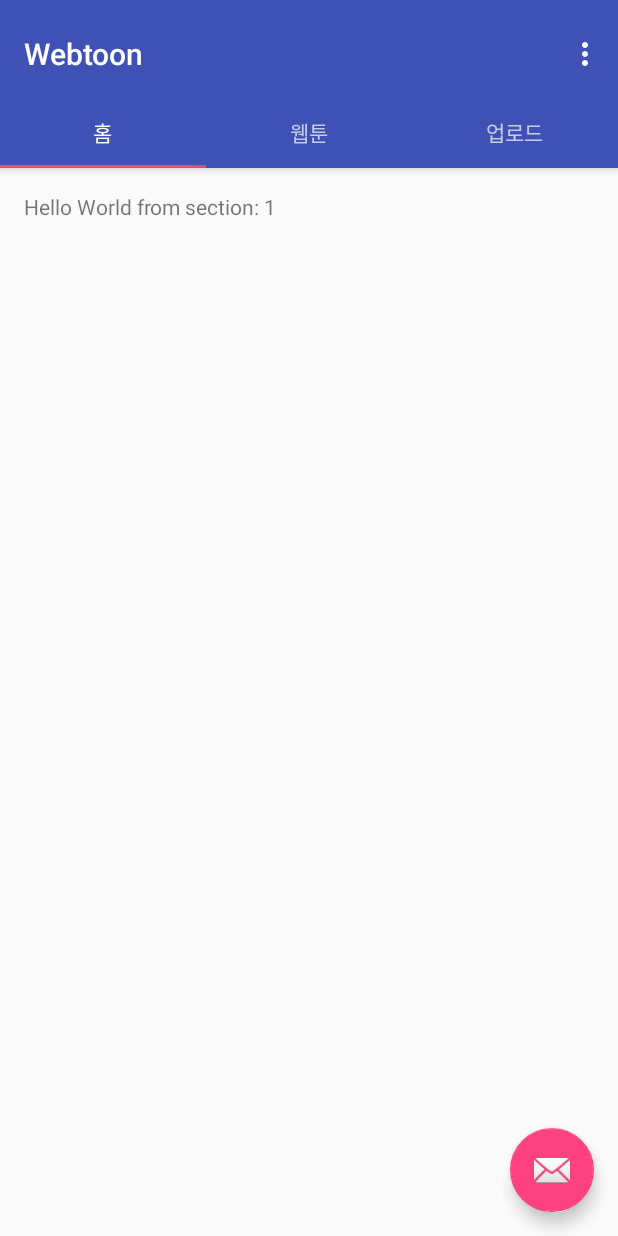
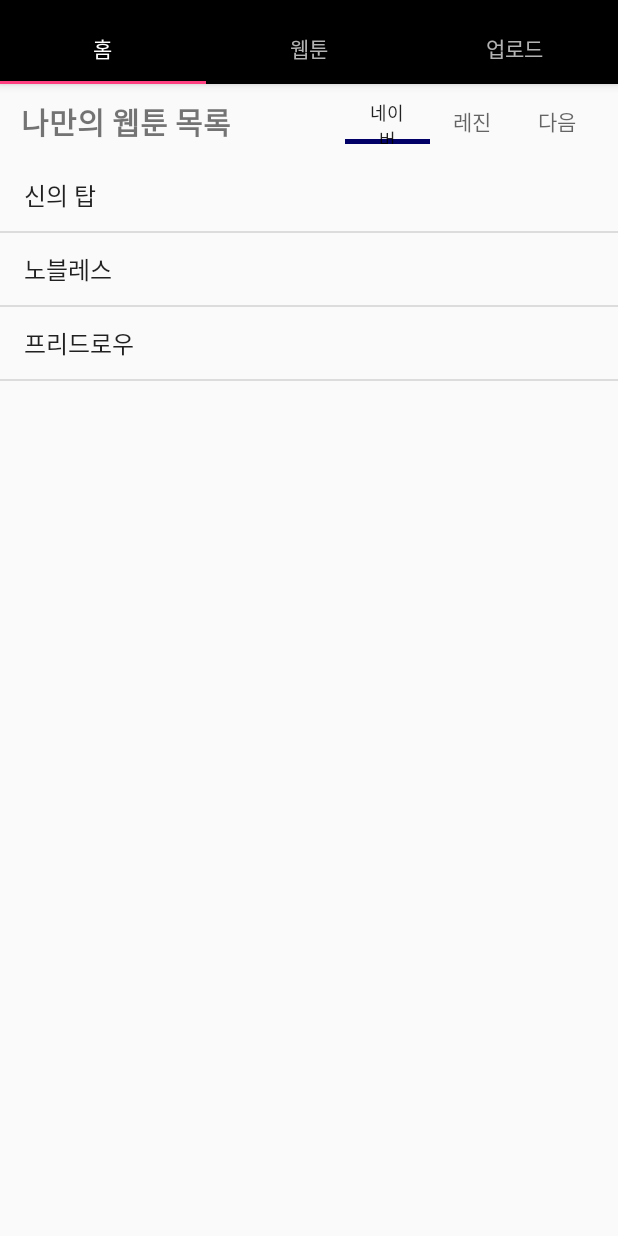
Before and after one commit to Yunyol-Shin/WebtoonTeam, an Android app: the screen it shows after launch (MainActivity), on a phone screen of 412 x 824 dp. Run offline under Robolectric (Android 15) with nearby library versions, the phone set to English and light mode, and no system bars.

Commit message:
listview

```diff
--- a/app/build.gradle
+++ b/app/build.gradle
@@ -27,4 +27,5 @@ dependencies {
     compile 'com.android.support:appcompat-v7:25.1.0'
     compile 'com.android.support:design:25.1.0'
     testCompile 'junit:junit:4.12'
+    compile 'com.android.support.constraint:constraint-layout:1.0.0-beta4'
 }
--- a/app/src/main/java/com/example/q/webtoon/MainActivity.java
+++ b/app/src/main/java/com/example/q/webtoon/MainActivity.java
@@ -1,8 +1,10 @@
 package com.example.q.webtoon;
 
+import android.os.Build;
 import android.support.design.widget.TabLayout;
 import android.support.design.widget.FloatingActionButton;
 import android.support.design.widget.Snackbar;
+import android.support.v7.app.ActionBar;
 import android.support.v7.app.AppCompatActivity;
 import android.support.v7.widget.Toolbar;
 
@@ -17,6 +19,8 @@ import android.view.MenuItem;
 import android.view.View;
 import android.view.ViewGroup;
 
+import android.view.Window;
+import android.view.WindowManager;
 import android.widget.TextView;
 
 public class MainActivity extends AppCompatActivity {
@@ -39,10 +43,12 @@ public class MainActivity extends AppCompatActivity {
     @Override
     protected void onCreate(Bundle savedInstanceState) {
         super.onCreate(savedInstanceState);
+
+
+
         setContentView(R.layout.activity_main);
 
-        Toolbar toolbar = (Toolbar) findViewById(R.id.toolbar);
-        setSupportActionBar(toolbar);
+
         // Create the adapter that will return a fragment for each of the three
         // primary sections of the activity.
         mSectionsPagerAdapter = new SectionsPagerAdapter(getSupportFragmentManager());
@@ -53,15 +59,6 @@ public class MainActivity extends AppCompatActivity {
 
         TabLayout tabLayout = (TabLayout) findViewById(R.id.tabs);
         tabLayout.setupWithViewPager(mViewPager);
-
-        FloatingActionButton fab = (FloatingActionButton) findViewById(R.id.fab);
-        fab.setOnClickListener(new View.OnClickListener() {
-            @Override
-            public void onClick(View view) {
-                Snackbar.make(view, "Replace with your own action", Snackbar.LENGTH_LONG)
-                        .setAction("Action", null).show();
-            }
-        });
 
     }
 
@@ -137,6 +134,8 @@ public class MainActivity extends AppCompatActivity {
         public Fragment getItem(int position) {
             // getItem is called to instantiate the fragment for the given page.
             // Return a PlaceholderFragment (defined as a static inner class below).
+            if(position==0)
+                return new practice();
             return PlaceholderFragment.newInstance(position + 1);
         }
 
--- /dev/null
+++ b/app/src/main/java/com/example/q/webtoon/listviewFragment.java
@@ -0,0 +1,43 @@
+package com.example.q.webtoon;
+
+import android.os.Bundle;
+import android.support.v4.app.Fragment;
+import android.view.LayoutInflater;
+import android.view.View;
+import android.view.ViewGroup;
+import android.widget.ArrayAdapter;
+import android.widget.ListView;
+
+import java.util.ArrayList;
+
+/**
+ * Created by q on 2017-01-05.
+ */
+
+public class listviewFragment extends Fragment {
+
+    ListView listview;
+    View view;
+    ArrayList<String> arr=new ArrayList<String>();
+    static ArrayAdapter<String> adapter;
+
+    public View onCreateView(LayoutInflater inflater, ViewGroup container, Bundle savedInstanceState) {
+        view = inflater.inflate(R.layout.listview_frag, container, false);
+        listview=(ListView)view.findViewById(R.id.listview);
+        listview.setAdapter(adapter);
+
+        return view;
+    }
+
+    @Override
+    public void onCreate(Bundle savedInstanceState){
+        super.onCreate(savedInstanceState);
+
+        adapter=new ArrayAdapter<String>(getActivity(), android.R.layout.simple_list_item_1, arr);
+
+        adapter.add("신의 탑");
+        adapter.add("노블레스");
+        adapter.add("프리드로우");
+
+    }
+}
--- /dev/null
+++ b/app/src/main/java/com/example/q/webtoon/practice.java
@@ -0,0 +1,108 @@
+package com.example.q.webtoon;
+
+import android.os.Bundle;
+import android.support.annotation.Nullable;
+import android.support.design.widget.TabLayout;
+import android.support.v4.app.Fragment;
+import android.support.v4.app.FragmentManager;
+import android.support.v4.app.FragmentPagerAdapter;
+import android.support.v4.app.FragmentTabHost;
+import android.support.v4.view.ViewPager;
+import android.support.v7.widget.Toolbar;
+import android.view.LayoutInflater;
+import android.view.Menu;
+import android.view.MenuItem;
+import android.view.View;
+import android.view.ViewGroup;
+import android.widget.TextView;
+
+/**
+ * Created by q on 2017-01-05.
+ */
+
+public class practice extends Fragment {
+    public static TabLayout tabLayout;
+    public static ViewPager viewPager;
+    public static int int_items = 3;
+
+    @Nullable
+    @Override
+    public View onCreateView(LayoutInflater inflater, ViewGroup container, Bundle savedInstanceState) {
+        /**
+         *Inflate tab_layout and setup Views.
+         */
+        View v = inflater.inflate(R.layout.tabhost, container, false);
+        tabLayout = (TabLayout) v.findViewById(R.id.tabs);
+        viewPager = (ViewPager) v.findViewById(R.id.viewpager);
+
+        /**
+         *Set an Apater for the View Pager
+         */
+        viewPager.setAdapter(new MyAdapter(getChildFragmentManager()));
+
+        /**
+         * Now , this is a workaround ,
+         * The setupWithViewPager dose't works without the runnable .
+         * Maybe a Support Library Bug .
+         */
+
+        tabLayout.post(new Runnable() {
+            @Override
+            public void run() {
+                tabLayout.setupWithViewPager(viewPager);
+            }
+        });
+
+        return v;
+
+    }
+
+    class MyAdapter extends FragmentPagerAdapter {
+
+        public MyAdapter(FragmentManager fm) {
+            super(fm);
+        }
+
+        /**
+         * Return fragment with respect to Position .
+         */
+
+        @Override
+        public Fragment getItem(int position) {
+            switch (position) {
+                case 0:
+                    return new listviewFragment();
+                case 1:
+                    return new listviewFragment();
+                case 2:
+                    return new listviewFragment();
+            }
+            return null;
+        }
+
+        @Override
+        public int getCount() {
+
+            return 3;
+
+        }
+
+        /**
+         * This method returns the title of the tab according to the position.
+         */
+
+        @Override
+        public CharSequence getPageTitle(int position) {
+
+            switch (position) {
+                case 0:
+                    return "네이버";
+                case 1:
+                    return "레진";
+                case 2:
+                    return "다음";
+            }
+            return null;
+        }
+    }
+}
--- a/app/src/main/res/layout/activity_main.xml
+++ b/app/src/main/res/layout/activity_main.xml
@@ -8,22 +8,18 @@
     android:fitsSystemWindows="true"
     tools:context="com.example.q.webtoon.MainActivity">
 
+    <android.support.v4.view.ViewPager
+        android:id="@+id/container"
+        android:layout_width="match_parent"
+        android:layout_height="match_parent"
+        app:layout_behavior="@string/appbar_scrolling_view_behavior" />
+
     <android.support.design.widget.AppBarLayout
         android:id="@+id/appbar"
         android:layout_width="match_parent"
         android:layout_height="wrap_content"
         android:paddingTop="@dimen/appbar_padding_top"
         android:theme="@style/AppTheme.AppBarOverlay">
-
-        <android.support.v7.widget.Toolbar
-            android:id="@+id/toolbar"
-            android:layout_width="match_parent"
-            android:layout_height="?attr/actionBarSize"
-            android:background="?attr/colorPrimary"
-            app:layout_scrollFlags="scroll|enterAlways"
-            app:popupTheme="@style/AppTheme.PopupOverlay">
-
-        </android.support.v7.widget.Toolbar>
 
         <android.support.design.widget.TabLayout
             android:id="@+id/tabs"
@@ -32,18 +28,4 @@
 
     </android.support.design.widget.AppBarLayout>
 
-    <android.support.design.widget.FloatingActionButton
-        android:id="@+id/fab"
-        android:layout_width="wrap_content"
-        android:layout_height="wrap_content"
-        android:layout_gravity="end|bottom"
-        android:layout_margin="@dimen/fab_margin"
-        app:srcCompat="@android:drawable/ic_dialog_email" />
-
-    <android.support.v4.view.ViewPager
-        android:id="@+id/container"
-        android:layout_width="match_parent"
-        android:layout_height="match_parent"
-        app:layout_behavior="@string/appbar_scrolling_view_behavior" />
-
 </android.support.design.widget.CoordinatorLayout>
--- /dev/null
+++ b/app/src/main/res/layout/list_item.xml
@@ -0,0 +1,6 @@
+<?xml version="1.0" encoding="utf-8"?>
+<LinearLayout xmlns:android="http://schemas.android.com/apk/res/android"
+    android:orientation="vertical" android:layout_width="match_parent"
+    android:layout_height="match_parent">
+
+</LinearLayout>
--- /dev/null
+++ b/app/src/main/res/layout/listview_frag.xml
@@ -0,0 +1,10 @@
+<?xml version="1.0" encoding="utf-8"?>
+<LinearLayout xmlns:android="http://schemas.android.com/apk/res/android"
+    android:orientation="vertical" android:layout_width="match_parent"
+    android:layout_height="match_parent">
+
+    <ListView
+        android:layout_width="match_parent"
+        android:layout_height="match_parent"
+        android:id="@+id/listview"/>
+</LinearLayout>
--- /dev/null
+++ b/app/src/main/res/layout/tabhost.xml
@@ -0,0 +1,49 @@
+<?xml version="1.0" encoding="utf-8"?>
+<RelativeLayout xmlns:android="http://schemas.android.com/apk/res/android"
+    xmlns:app="http://schemas.android.com/apk/res-auto"
+    android:layout_width="match_parent"
+    android:layout_height="wrap_content"
+    android:orientation="vertical">
+
+    <RelativeLayout
+        android:layout_width="match_parent"
+        android:layout_height="50dp"
+        android:id="@+id/relativeLayout">
+
+        <android.support.design.widget.TabLayout
+            android:id="@+id/tabs"
+            android:layout_width="170dp"
+            android:elevation="4dp"
+            app:tabGravity="fill"
+            app:tabIndicatorHeight="3dp"
+            app:tabIndicatorColor="#000066"
+            app:tabMode="fixed"
+            android:layout_height="30dp"
+            android:layout_centerVertical="true"
+            android:layout_alignParentRight="true"
+            android:layout_alignParentEnd="true"
+            android:layout_marginRight="12dp"
+            android:layout_marginEnd="12dp"></android.support.design.widget.TabLayout>
+
+        <TextView
+            android:text="나만의 웹툰 목록"
+            android:layout_width="wrap_content"
+            android:layout_height="match_parent"
+            android:id="@+id/textView"
+            android:layout_alignParentLeft="true"
+            android:layout_alignParentStart="true"
+            android:textSize="20dp"
+            android:textStyle="bold"
+            android:layout_marginLeft="14dp"
+            android:layout_marginStart="14dp"
+            android:layout_alignTop="@+id/tabs" />
+    </RelativeLayout>
+
+    <android.support.v4.view.ViewPager
+        android:id="@+id/viewpager"
+        android:layout_width="match_parent"
+        android:layout_height="match_parent"
+        android:layout_below="@+id/relativeLayout">
+
+    </android.support.v4.view.ViewPager>
+</RelativeLayout>
--- a/app/src/main/res/values/styles.xml
+++ b/app/src/main/res/values/styles.xml
@@ -3,7 +3,7 @@
     <!-- Base application theme. -->
     <style name="AppTheme" parent="Theme.AppCompat.Light.DarkActionBar">
         <!-- Customize your theme here. -->
-        <item name="colorPrimary">@color/colorPrimary</item>
+        <item name="colorPrimary">#000000</item>
         <item name="colorPrimaryDark">@color/colorPrimaryDark</item>
         <item name="colorAccent">@color/colorAccent</item>
     </style>
```
Also changed, not shown: app/src/main/java/com/example/q/webtoon/homeFragment.java (added, +78 -0 lines), app/src/main/res/layout/home_fragment.xml (added, +48 -0 lines).
